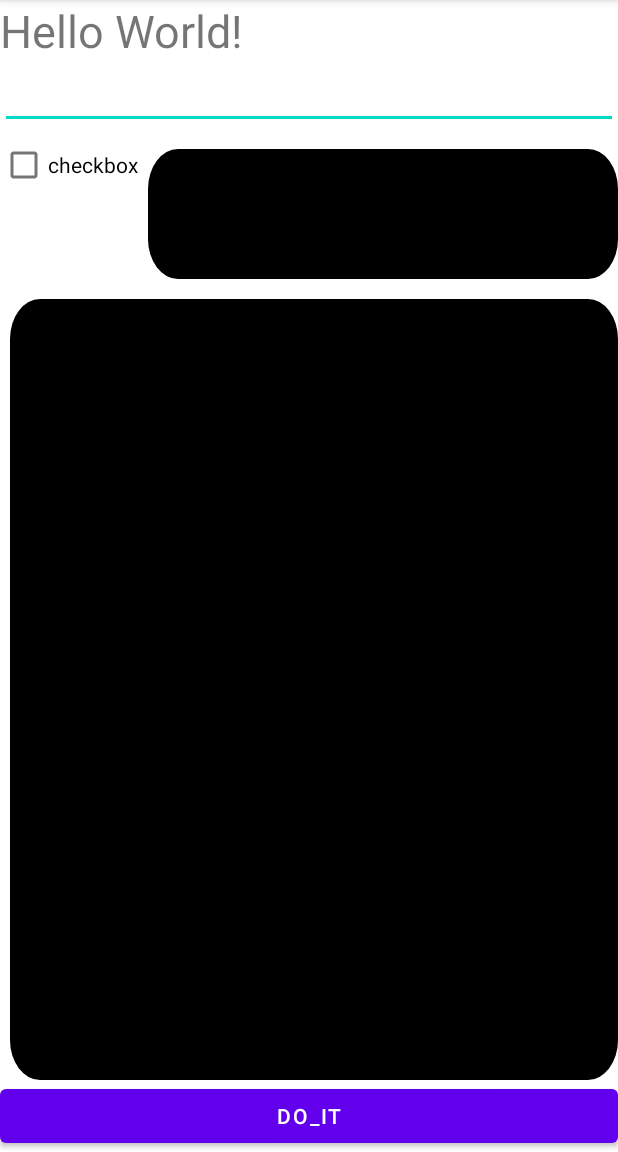
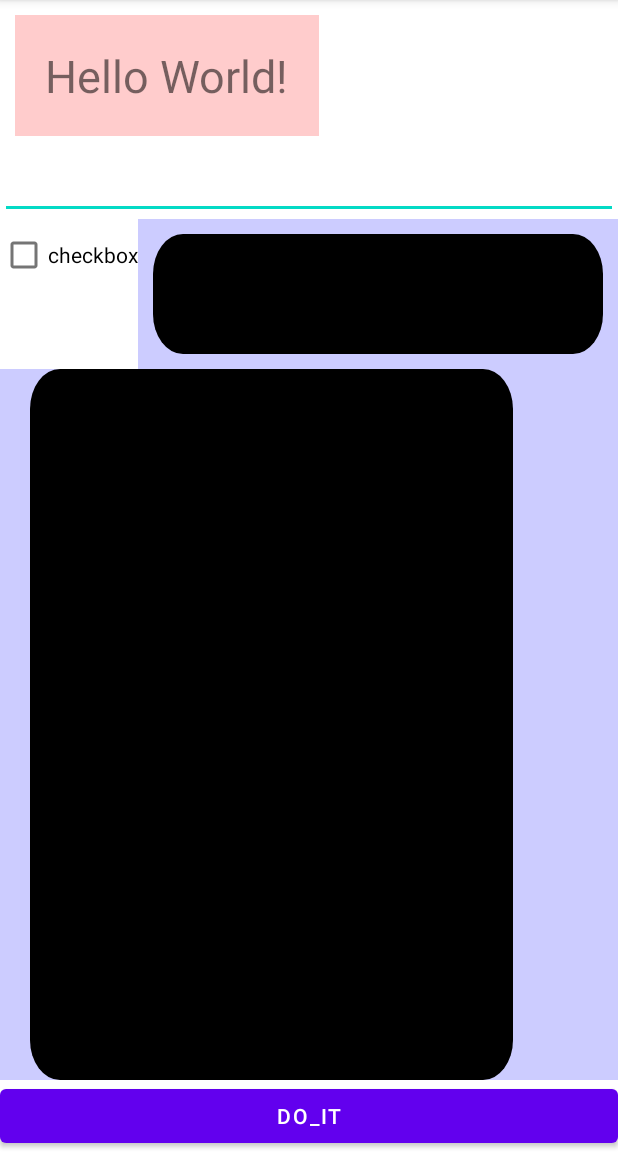
Before and after one commit to Yoon0511/Android_Game_Class, an Android app: the screen it shows after launch (MainActivity), on a phone screen of 412 x 824 dp, the part 84-1236 px from its top. Run offline under Robolectric (Android 15) with nearby library versions, the phone set to English and light mode, and no system bars.

Commit message:
GameView Padding,margin

```diff
--- a/moreControls/app/src/main/java/kr/ac/morecontrlos/GameView.java
+++ b/moreControls/app/src/main/java/kr/ac/morecontrlos/GameView.java
@@ -19,6 +19,13 @@ public class GameView extends View {
         Paint paint = new Paint();
         int width = getWidth();
         int height = getHeight();
-        canvas.drawRoundRect(10,20,width,height,30,40,paint);
+        int lp = getPaddingLeft();
+        int tp = getPaddingTop();
+        int rp = getPaddingRight();
+        int bp = getPaddingBottom();
+
+        int cw = width - lp - rp;
+        int ch = height - tp -bp;
+        canvas.drawRoundRect(lp,tp,lp + cw,tp + ch,30,40,paint);
     }
 }
--- a/moreControls/app/src/main/res/layout/activity_main.xml
+++ b/moreControls/app/src/main/res/layout/activity_main.xml
@@ -9,10 +9,14 @@
 
     <TextView
         android:id="@+id/outputTextView"
-        android:layout_width="match_parent"
+        android:layout_width="wrap_content"
         android:layout_height="wrap_content"
         android:text="Hello World!"
-        android:textSize="30sp">
+        android:textSize="30sp"
+        android:background="#fcc"
+        android:layout_margin="10dp"
+        android:padding="20dp"
+        >
     </TextView>
     <EditText
         android:id="@+id/nameEdit"
@@ -35,14 +39,20 @@
         <kr.ac.morecontrlos.GameView
             android:layout_width="match_parent"
             android:layout_height="100dp"
-            android:layout_weight="1">
+            android:layout_weight="1"
+            android:padding="10dp"
+            android:background="#ccf"
+            >
         </kr.ac.morecontrlos.GameView>
     </LinearLayout>
     <kr.ac.morecontrlos.GameView
         android:layout_width="match_parent"
         android:layout_height="match_parent"
-        android:layout_weight="1">
-
+        android:layout_weight="1"
+        android:paddingLeft="20dp"
+        android:paddingRight="70dp"
+        android:background="#ccf"
+        >
     </kr.ac.morecontrlos.GameView>
     <Button
         android:layout_width="match_parent"
```
